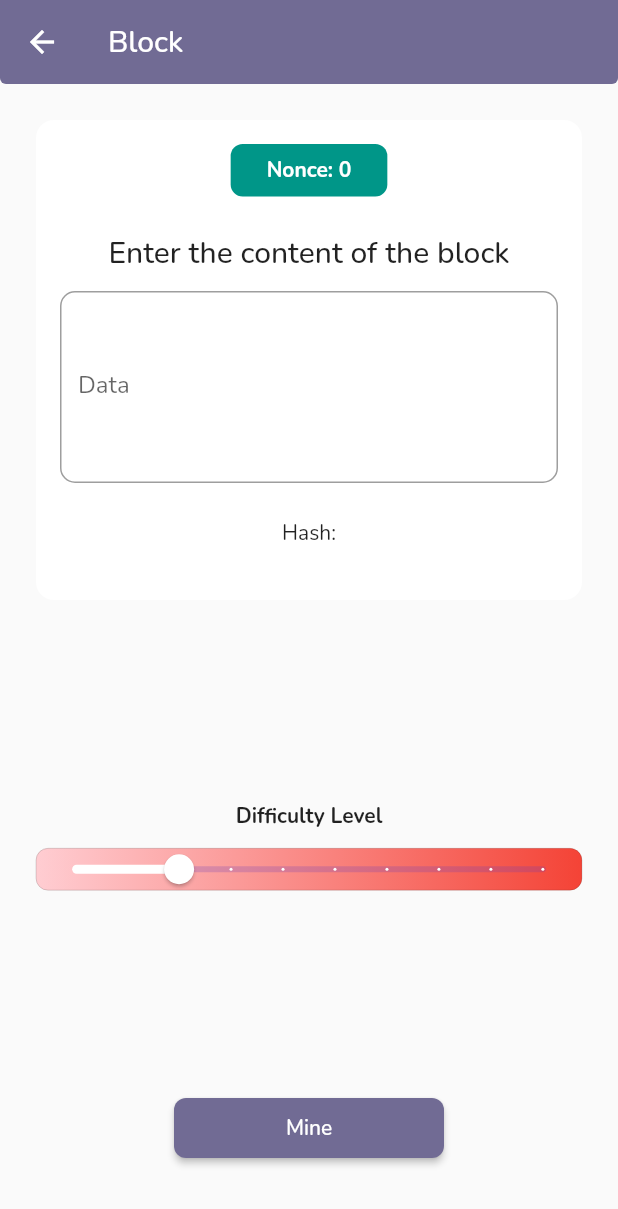
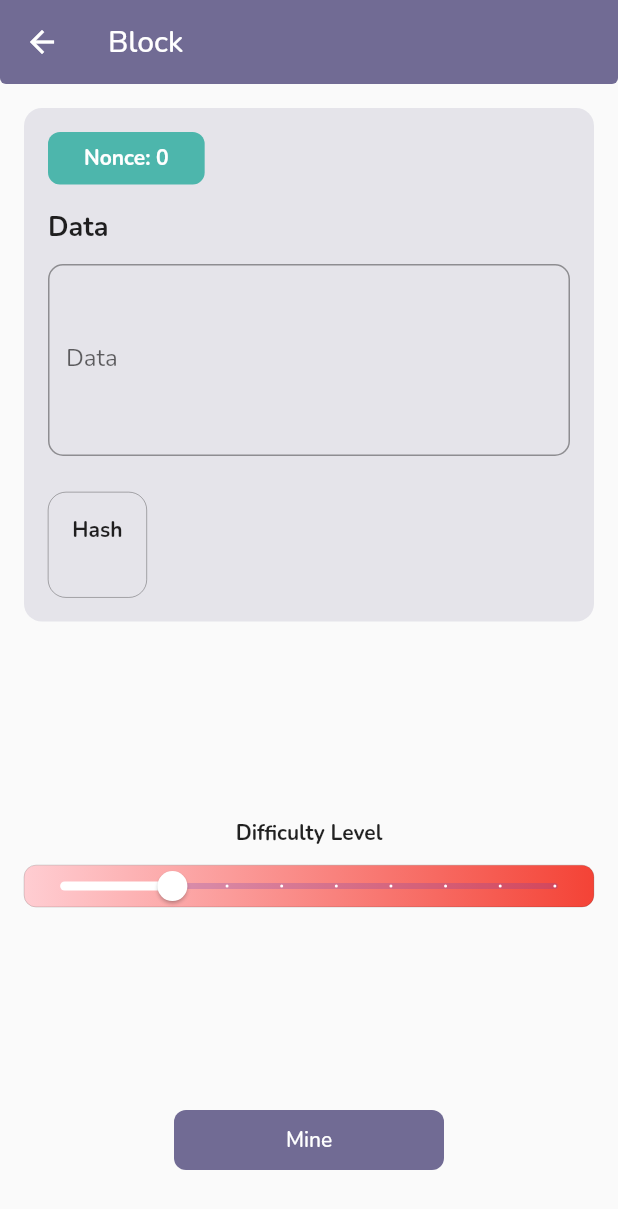
Before and after one commit to rashidwassan/blockchain-demo-app-flutter, a Flutter app: the BlockPage screen opened by its route, on a phone screen of 412 x 824 dp. Shown: the top 1209 px of the screen. Run offline on Flutter 3.47's test engine with Material 2 defaults, Android fonts, the phone set to English and light mode, and no system bars; our stand-ins replace google_fonts, lottie.

Commit message:
block screen visual improvements

```diff
--- a/lib/pages/demos/block.dart
+++ b/lib/pages/demos/block.dart
@@ -41,7 +41,7 @@ class _HashPageState extends State<BlockPage> {
     return Scaffold(
         appBar: AppBar(title: const Text('Block')),
         body: Padding(
-          padding: const EdgeInsets.all(24.0),
+          padding: const EdgeInsets.all(16.0),
           child: Center(
             child: Column(
               crossAxisAlignment: CrossAxisAlignment.center,
@@ -82,6 +82,7 @@ class _HashPageState extends State<BlockPage> {
                     : MaterialButton(
                         minWidth: 180,
                         height: 40,
+                        elevation: 0,
                         shape: RoundedRectangleBorder(
                             borderRadius: BorderRadius.circular(8)),
                         onPressed: getHash,
@@ -112,14 +113,16 @@ class BlockCard extends StatelessWidget {
       duration: const Duration(milliseconds: 300),
       padding: const EdgeInsets.all(16),
       decoration: BoxDecoration(
-        color: Colors.white,
+        color: Theme.of(context).primaryColor.withAlpha(40),
         borderRadius: BorderRadius.circular(12),
       ),
       child: Column(
+        crossAxisAlignment: CrossAxisAlignment.start,
         children: [
           Container(
             decoration: BoxDecoration(
-                color: Colors.teal, borderRadius: BorderRadius.circular(8)),
+                color: Colors.teal[300],
+                borderRadius: BorderRadius.circular(8)),
             padding: const EdgeInsets.symmetric(vertical: 8, horizontal: 24),
             child: Text(
               'Nonce: ${hashWithNonce.nonce.toString()}',
@@ -128,10 +131,10 @@ class BlockCard extends StatelessWidget {
                   fontWeight: FontWeight.bold, color: Colors.white),
             ),
           ),
-          const SizedBox(height: 24),
-          Text(
-            'Enter the content of the block',
-            style: Theme.of(context).textTheme.headline6,
+          const SizedBox(height: 16),
+          const Text(
+            'Data',
+            style: TextStyle(fontWeight: FontWeight.bold, fontSize: 18),
           ),
           const SizedBox(height: 12),
           DataInputField(
@@ -139,9 +142,24 @@ class BlockCard extends StatelessWidget {
               controller: contentController,
               onChanged: (value) {}),
           const SizedBox(height: 24),
-          Text(
-            'Hash:\n${hashWithNonce.hash}',
-            textAlign: TextAlign.center,
+          Container(
+            padding: const EdgeInsets.all(16),
+            decoration: BoxDecoration(
+                borderRadius: BorderRadius.circular(12),
+                border: Border.all(width: 0.2, color: Colors.black)),
+            child: Column(
+              children: [
+                const Text(
+                  'Hash',
+                  textAlign: TextAlign.center,
+                  style: TextStyle(fontWeight: FontWeight.bold),
+                ),
+                SelectableText(
+                  hashWithNonce.hash,
+                  textAlign: TextAlign.center,
+                ),
+              ],
+            ),
           ),
         ],
       ),
```
